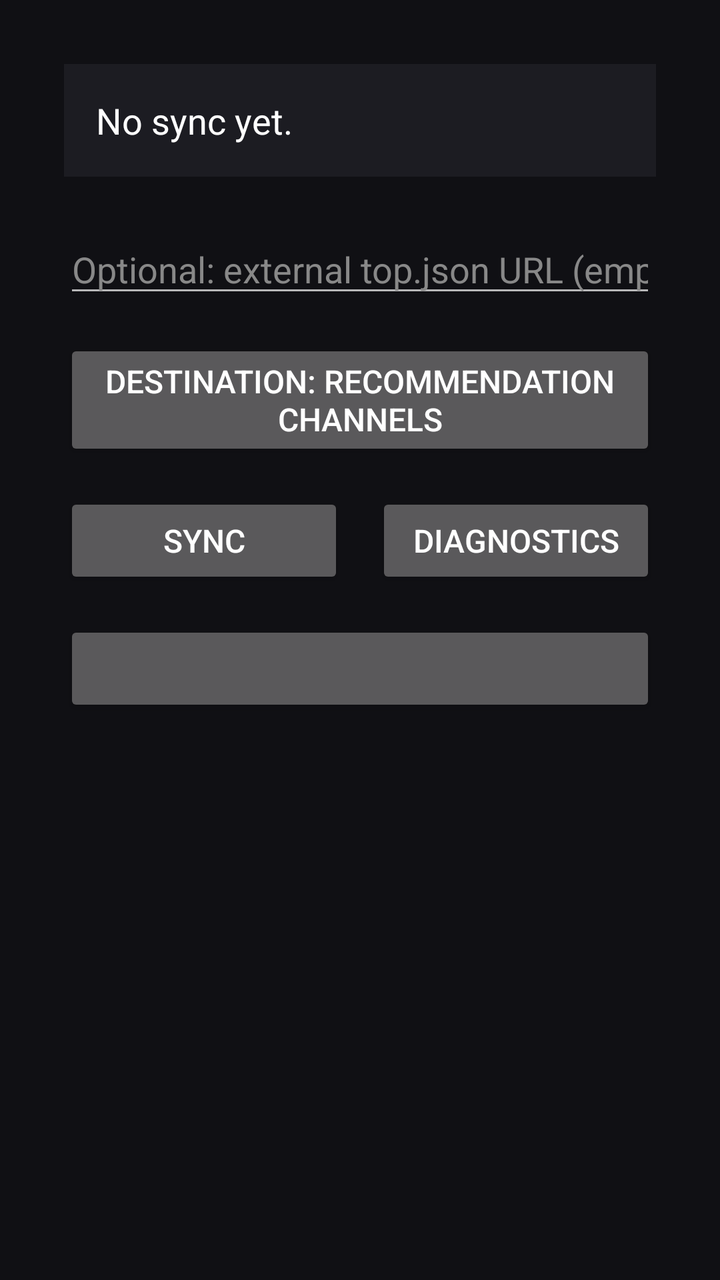
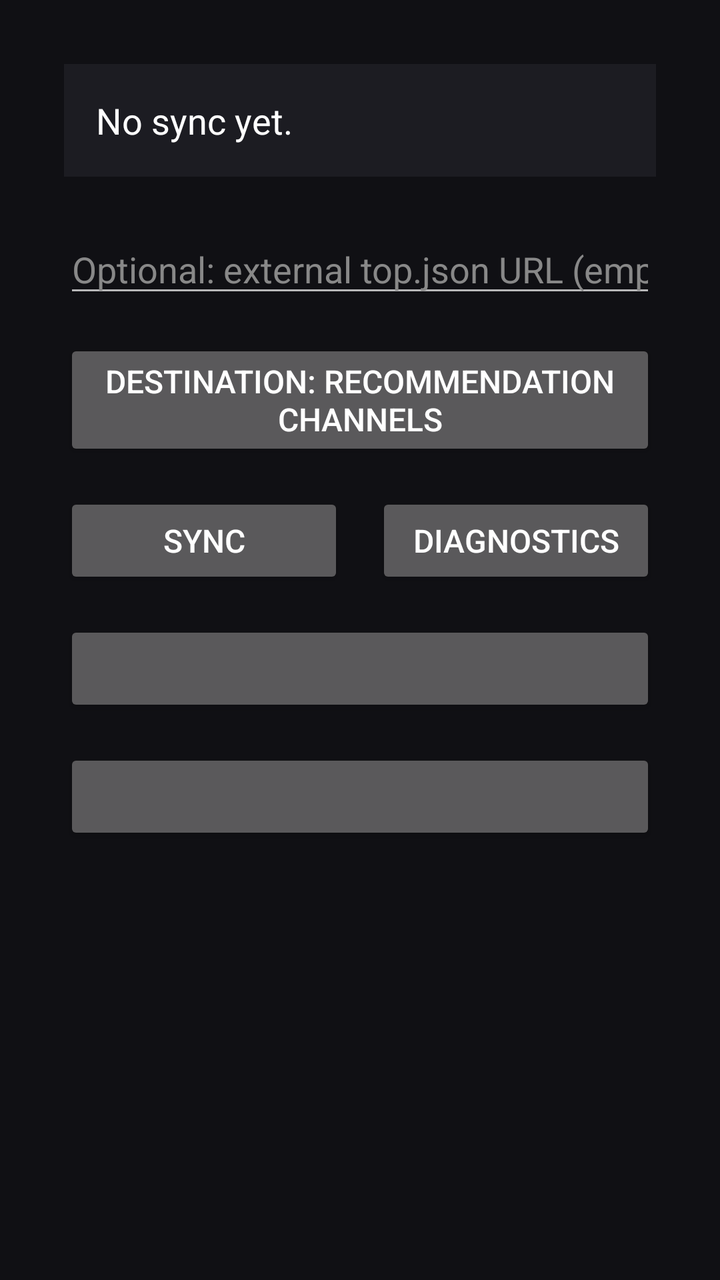

Compare the two renders of this Android layout. The source of the first and the diff that turns it into the second are given below.
<!-- AndroidManifest.xml: application theme android:Theme.Material.NoActionBar -->
<!-- res/layout/main.xml -->
<?xml version="1.0" encoding="utf-8"?>
<ScrollView xmlns:android="http://schemas.android.com/apk/res/android"
    android:layout_width="match_parent"
    android:layout_height="match_parent"
    android:background="#101014"
    android:fillViewport="true"
    android:focusable="false">

    <LinearLayout
        android:layout_width="match_parent"
        android:layout_height="wrap_content"
        android:orientation="vertical"
        android:padding="32dp">

        <TextView
            android:id="@+id/status"
            android:layout_width="match_parent"
            android:layout_height="wrap_content"
            android:background="#1C1C22"
            android:padding="16dp"
            android:text="@string/status_idle"
            android:textColor="#FFFFFF"
            android:textSize="18sp" />

        <EditText
            android:id="@+id/url"
            android:layout_width="match_parent"
            android:layout_height="wrap_content"
            android:layout_marginTop="24dp"
            android:hint="@string/url_hint"
            android:importantForAutofill="no"
            android:inputType="textUri"
            android:singleLine="true"
            android:textColor="#FFFFFF"
            android:textColorHint="#888888" />

        <Button
            android:id="@+id/target"
            android:layout_width="match_parent"
            android:layout_height="wrap_content"
            android:layout_marginTop="16dp"
            android:text="@string/target_preview"
            android:textSize="16sp" />

        <LinearLayout
            android:layout_width="match_parent"
            android:layout_height="wrap_content"
            android:layout_marginTop="16dp"
            android:orientation="horizontal">

            <Button
                android:id="@+id/sync"
                android:layout_width="0dp"
                android:layout_height="wrap_content"
                android:layout_weight="1"
                android:text="@string/sync"
                android:textSize="16sp" />

            <Button
                android:id="@+id/diagnose"
                android:layout_width="0dp"
                android:layout_height="wrap_content"
                android:layout_marginStart="16dp"
                android:layout_weight="1"
                android:text="@string/diagnose"
                android:textSize="16sp" />
        </LinearLayout>

        <Button
            android:id="@+id/language"
            android:layout_width="match_parent"
            android:layout_height="wrap_content"
            android:layout_marginTop="16dp"
            android:textSize="16sp" />

        <TextView
            android:id="@+id/report"
            android:layout_width="match_parent"
            android:layout_height="wrap_content"
            android:layout_marginTop="24dp"
            android:textColor="#CCCCCC"
            android:textIsSelectable="false"
            android:textSize="14sp" />
    </LinearLayout>
</ScrollView>
<!-- resources referenced by this layout -->
<resources>
  <string name="diagnose">Diagnostics</string>
  <string name="status_idle">No sync yet.</string>
  <string name="sync">Sync</string>
  <string name="target_preview">Destination: recommendation channels</string>
  <string name="url_hint">Optional: external top.json URL (empty = built-in sources)</string>
</resources>

<!-- the commit's change to res/layout/main.xml (unified diff, before → after) -->
@@ -73,6 +73,13 @@
             android:layout_marginTop="16dp"
             android:textSize="16sp" />
 
+        <Button
+            android:id="@+id/country"
+            android:layout_width="match_parent"
+            android:layout_height="wrap_content"
+            android:layout_marginTop="16dp"
+            android:textSize="16sp" />
+
         <TextView
             android:id="@+id/report"
             android:layout_width="match_parent"
